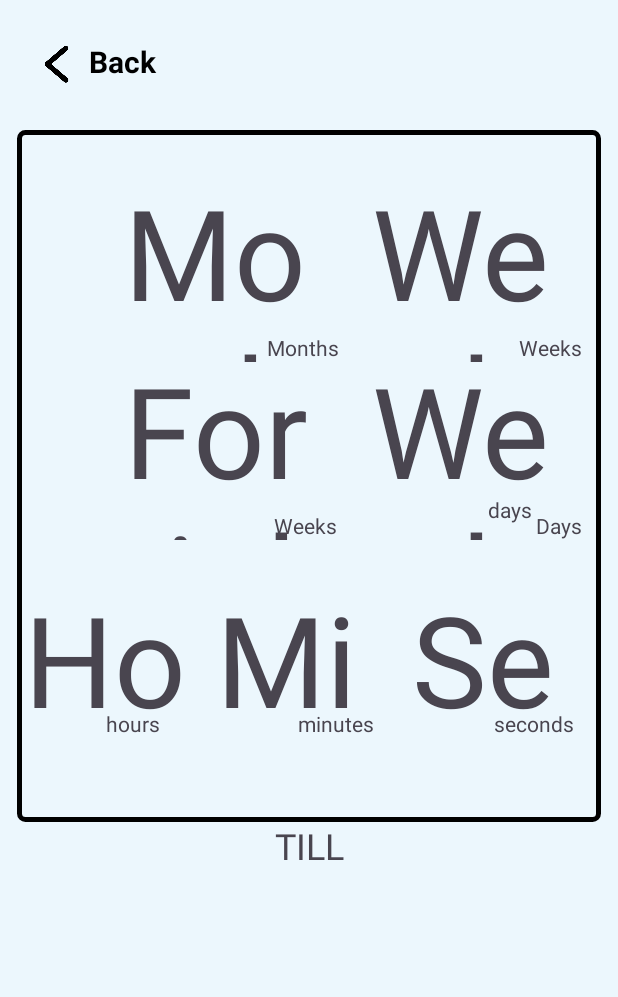
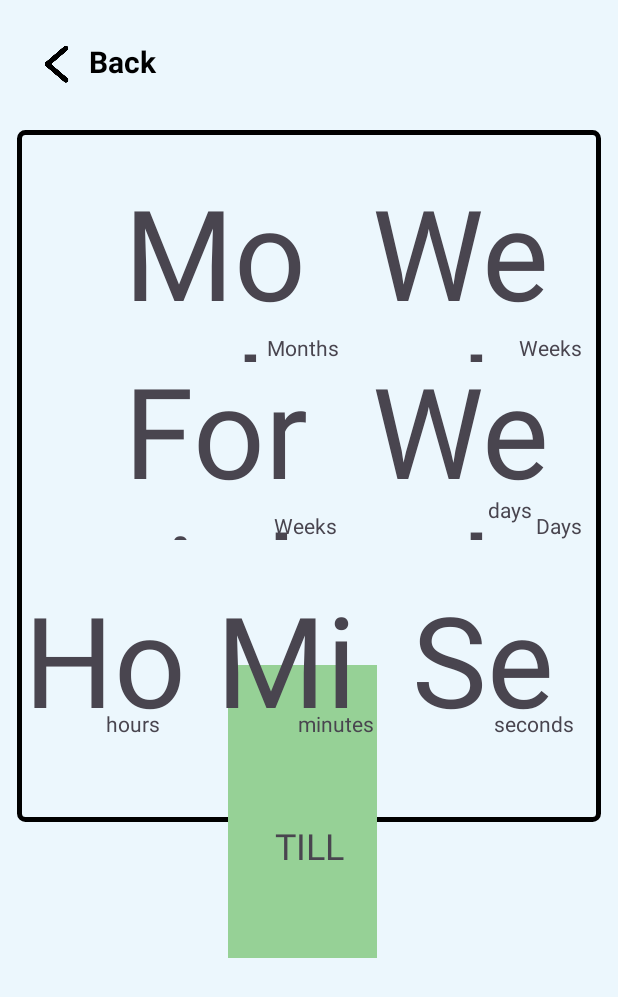
Before and after one commit to IndyShivy/Countdown, an Android app: the CountdownAct screen opened directly, with no data from a screen before it, on a phone screen of 412 x 824 dp. Shown: the top 997 px of the screen. Run offline under Robolectric (Android 15) with nearby library versions, the light colour scheme and no system bars; 5 statements that could not run were skipped.

Commit message:
_ Event layout editing - Connected functionalities

```diff
--- a/app/src/main/res/layout/act_countdown.xml
+++ b/app/src/main/res/layout/act_countdown.xml
@@ -24,6 +24,17 @@
         app:layout_constraintStart_toStartOf="parent"
         app:layout_constraintTop_toTopOf="parent"
         app:layout_constraintVertical_bias="0.239" />
+
+    <View
+        android:layout_width="99dp"
+        android:layout_height="195dp"
+        android:background="@color/background_light"
+        app:layout_constraintBottom_toBottomOf="parent"
+        app:layout_constraintEnd_toEndOf="parent"
+        app:layout_constraintHorizontal_bias="0.487"
+        app:layout_constraintStart_toStartOf="parent"
+        app:layout_constraintTop_toTopOf="parent"
+        app:layout_constraintVertical_bias="0.705" />
 
     <ImageView
         android:id="@+id/backButton"
--- a/app/src/main/res/values/themes.xml
+++ b/app/src/main/res/values/themes.xml
@@ -1,9 +1,9 @@
 <resources>
     <!-- Base application theme. -->
     <style name="Base.Theme.Countdown" parent="Theme.Material3.DayNight.NoActionBar">
-        <item name="android:windowBackground">@color/background_light</item>
-        <item name="android:statusBarColor">@color/background_light</item>
-        <item name="android:navigationBarColor">@color/background_light</item>
+        <item name="android:windowBackground">@color/event_background_light</item>
+        <item name="android:statusBarColor">@color/event_background_light</item>
+        <item name="android:navigationBarColor">@color/event_background_light</item>
     </style>
 
     <style name="Theme.Countdown.Light" parent="Base.Theme.Countdown"/>
```
